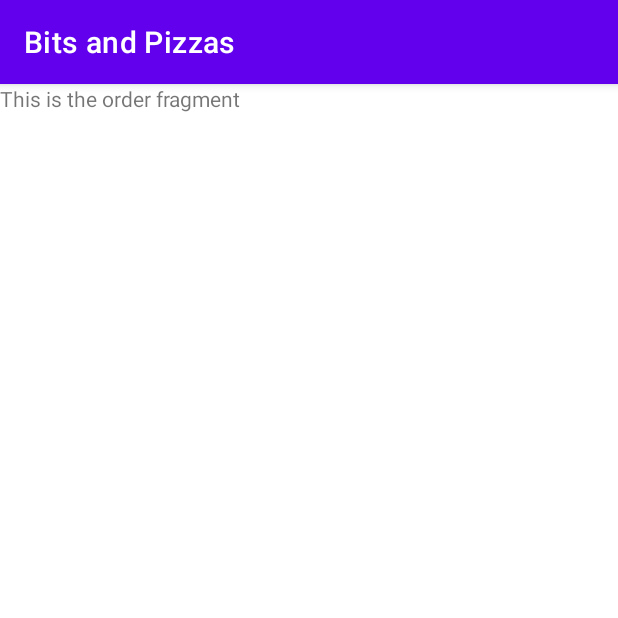
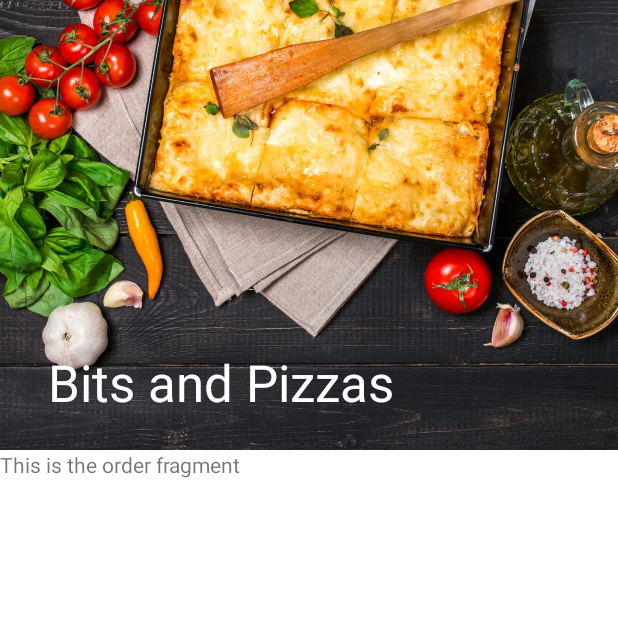
Before and after one commit to f4rral/HeadFirstAndroidKotlinBitsandPizzas, an Android app built with Jetpack Compose: the screen it shows after launch (MainActivity), on a phone screen of 412 x 824 dp, the top half of it. Run offline under Robolectric (Android 15) with nearby library versions, the phone set to English and light mode, and no system bars.

Commit message:
CollapsingToolbarLayout

```diff
--- a/app/src/main/res/layout/fragment_order.xml
+++ b/app/src/main/res/layout/fragment_order.xml
@@ -12,12 +12,27 @@
         android:layout_height="wrap_content"
         android:theme="@style/ThemeOverlay.MaterialComponents.Dark.ActionBar"
     >
-        <com.google.android.material.appbar.MaterialToolbar
-            android:id="@+id/toolbar"
+        <com.google.android.material.appbar.CollapsingToolbarLayout
             android:layout_width="match_parent"
-            android:layout_height="?attr/actionBarSize"
-            app:layout_scrollFlags="scroll|enterAlways"
-        />
+            android:layout_height="300dp"
+            app:layout_scrollFlags="scroll|exitUntilCollapsed"
+            app:contentScrim="?attr/colorPrimary"
+        >
+            <ImageView
+                android:layout_width="match_parent"
+                android:layout_height="match_parent"
+                android:scaleType="centerCrop"
+                android:src="@drawable/restaurant"
+                app:layout_collapseMode="parallax"
+            />
+
+            <com.google.android.material.appbar.MaterialToolbar
+                android:id="@+id/toolbar"
+                android:layout_width="match_parent"
+                android:layout_height="?attr/actionBarSize"
+                app:layout_collapseMode="pin"
+            />
+        </com.google.android.material.appbar.CollapsingToolbarLayout>
     </com.google.android.material.appbar.AppBarLayout>
 
     <androidx.core.widget.NestedScrollView
```
Also changed, not shown: app/src/main/res/drawable/restaurant.webp (added).
